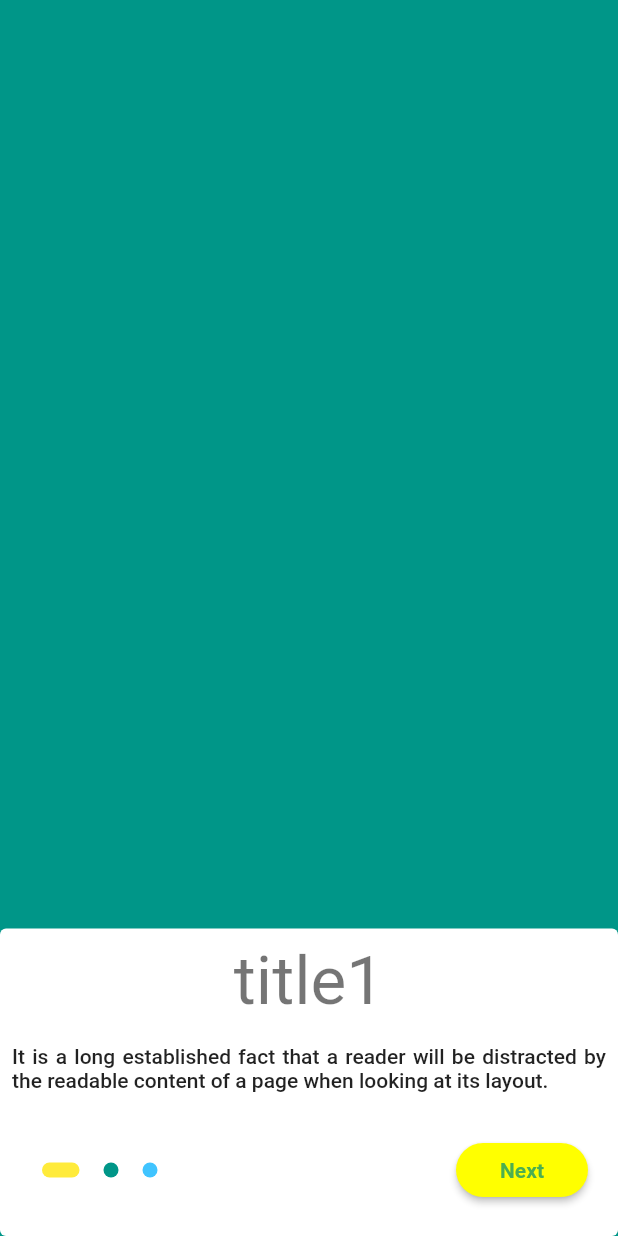
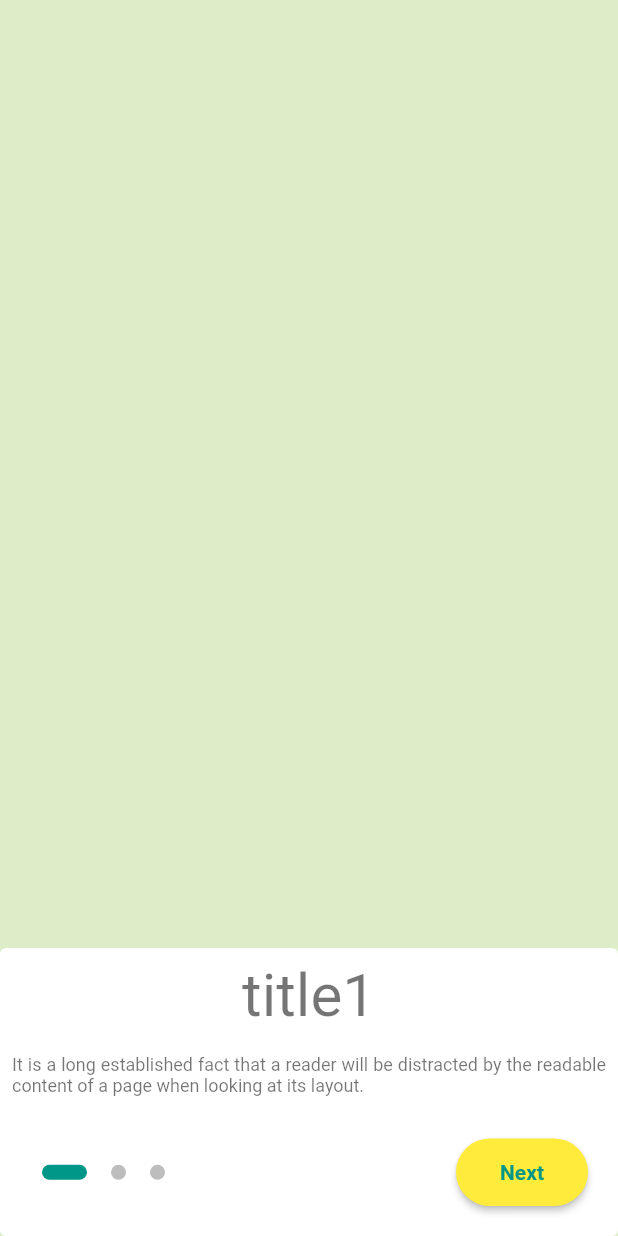
Before and after one commit to MahikaJainDev/onboarding-demo, a Flutter app: the Style4 screen opened directly, on a phone screen of 412 x 824 dp. Run offline on Flutter 3.47's test engine with Material 2 defaults, Android fonts, the light colour scheme and no system bars; drawn by our look-alikes of carousel_slider.

Commit message:
starting with onboarding screens

```diff
--- a/lib/style4.dart
+++ b/lib/style4.dart
@@ -37,7 +37,7 @@ class _Style4State extends State<Style4> {
               items: slideList.map((i) => Stack(
                 children: [
                   Container(
-                    color: Colors.teal,
+                    color: Colors.lightGreen[100],
                   ),
                   Positioned(
                     right: 0,
@@ -54,7 +54,7 @@ class _Style4State extends State<Style4> {
                             padding: const EdgeInsets.all(8.0),
                             child: Text(
                                 i.heading!,
-                                style: Theme.of(context).textTheme.headline3
+                                style: Theme.of(context).textTheme.headlineLarge
                             ),
                           ),
                           Padding(
@@ -62,7 +62,7 @@ class _Style4State extends State<Style4> {
                             child: Text(
                               i.text!,
                               textAlign: TextAlign.justify,
-                              style: Theme.of(context).textTheme.bodyLarge,
+                              style: Theme.of(context).textTheme.caption,
                             ),
                           ),
                           Padding(
@@ -75,55 +75,50 @@ class _Style4State extends State<Style4> {
                                     padding: const EdgeInsets.all(8.0),
                                     child: AnimatedContainer(
                                       height: 10,
-                                      width: e==index? 25 : 10,
+                                      width: e==index? 30 : 10,
                                       duration: const Duration(milliseconds: 300),
                                       decoration: BoxDecoration(
-                                          color: slideList[e].color,
+                                          color: e==index ? Colors.teal : Colors.grey[400],
                                           borderRadius: BorderRadius.circular(8.0)
                                       ),
                                     ),
                                   )).toList(),
                                 ),
                                 Spacer(),
-                                index != slideList.length-1 ? MaterialButton(
-                                  // style: ButtonStyle(
-                                  //   backgroundColor: MaterialStateProperty.all(Colors.yellow),
-                                  //   shape: MaterialStateProperty.all(
-                                  //     RoundedRectangleBorder(
-                                  //       borderRadius: BorderRadius.circular(20)
-                                  //     )
-                                  //   )
-                                  // ),
-                                  color: Colors.yellowAccent,
+                                index != slideList.length-1 ? Container(
+                                  height: 45,
+                                  child: MaterialButton(
+                                    color: Colors.yellow,
                                       shape: RoundedRectangleBorder(
-                                        borderRadius: BorderRadius.circular(20.0)
+                                          borderRadius: BorderRadius.circular(25.0)
                                       ),
                                       onPressed: (){
                                         controller.nextPage(duration: Duration(milliseconds: 500));
                                       },
                                       child: const Text('Next',
                                       style: TextStyle(
-                                      color: Colors.green,
+                                        color: Colors.teal,
                                         fontWeight: FontWeight.bold
                                       ),
                                       )
-                                ) : ElevatedButton(
-                                    style: ButtonStyle(
-                                        backgroundColor: MaterialStateProperty.all(Colors.yellow),
-                                        shape: MaterialStateProperty.all(
-                                            RoundedRectangleBorder(
-                                                borderRadius: BorderRadius.circular(20)
-                                            )
-                                        )
                                   ),
+                                ) : Container(
+                                  height: 45,
+                                  child: MaterialButton(
+                                      color: Colors.yellow,
+                                      shape: RoundedRectangleBorder(
+                                          borderRadius: BorderRadius.circular(25.0)
+                                      ),
+
                                       onPressed: (){
                                       },
-                                    child: Text('Sign up',
+                                      child: const Text('Sign up',
                                         style: TextStyle(
-                                          color: Colors.green,
+                                            color: Colors.teal,
                                             fontWeight: FontWeight.bold
                                         ),
                                       )
+                                  ),
                                 )
                               ],
                             ),
```
Lines whose indentation alone changed are shown as unchanged.
